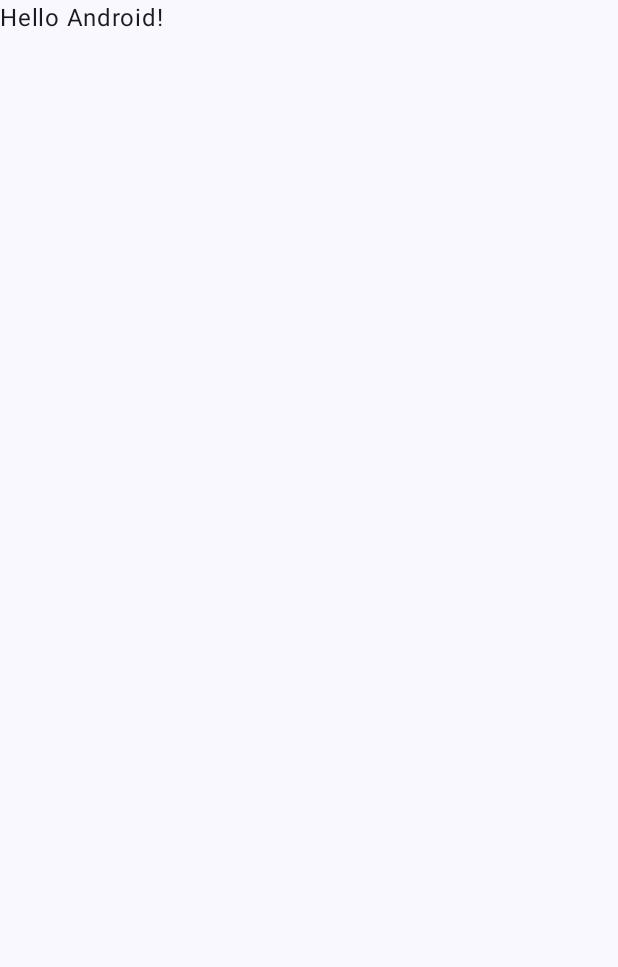
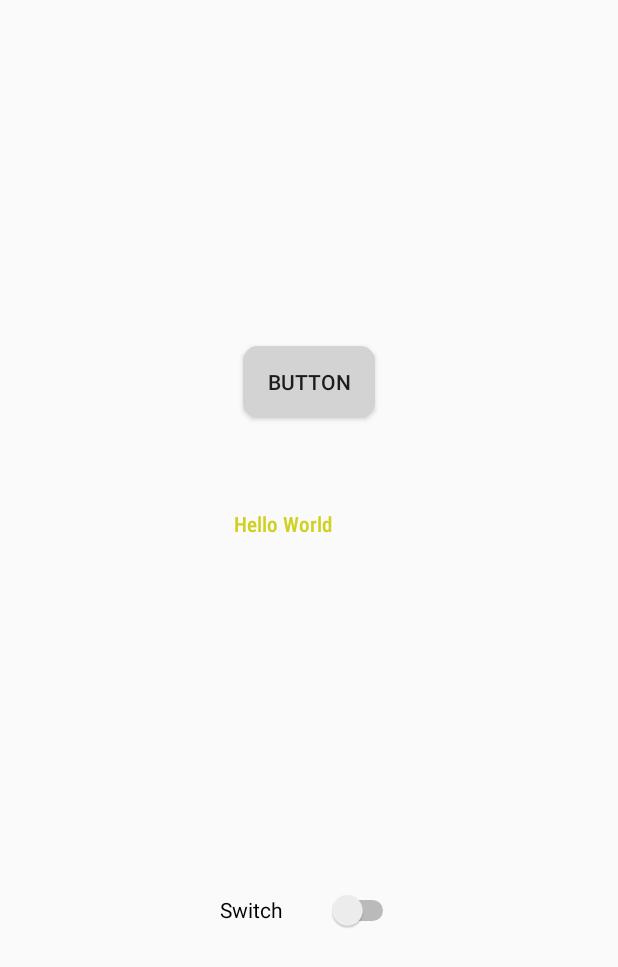
Before and after one commit to Am1n1602/Quizzro, an Android app built with Jetpack Compose: the screen it shows after launch (MainActivity), on a phone screen of 412 x 824 dp. Before the commit the part shown is almost empty. Shown: the top 967 px of the screen. Run offline under Robolectric (Android 15) with nearby library versions, the phone set to English and light mode, and no system bars.

Commit message:
Tinkering around

```diff
--- a/app/build.gradle.kts
+++ b/app/build.gradle.kts
@@ -49,6 +49,7 @@ dependencies {
     implementation(libs.androidx.ui.graphics)
     implementation(libs.androidx.ui.tooling.preview)
     implementation(libs.androidx.material3)
+    implementation(libs.androidx.constraintlayout)
     testImplementation(libs.junit)
     androidTestImplementation(libs.androidx.junit)
     androidTestImplementation(libs.androidx.espresso.core)
--- a/app/src/main/java/com/example/quizzro/MainActivity.kt
+++ b/app/src/main/java/com/example/quizzro/MainActivity.kt
@@ -16,32 +16,6 @@ import com.example.quizzro.ui.theme.QuizzroTheme
 class MainActivity : ComponentActivity() {
     override fun onCreate(savedInstanceState: Bundle?) {
         super.onCreate(savedInstanceState)
-        enableEdgeToEdge()
-        setContent {
-            QuizzroTheme {
-                Scaffold(modifier = Modifier.fillMaxSize()) { innerPadding ->
-                    Greeting(
-                        name = "Android",
-                        modifier = Modifier.padding(innerPadding)
-                    )
-                }
-            }
-        }
+        setContentView(R.layout.activity_main)
     }
 }
-
-@Composable
-fun Greeting(name: String, modifier: Modifier = Modifier) {
-    Text(
-        text = "Hello $name!",
-        modifier = modifier
-    )
-}
-
-@Preview(showBackground = true)
-@Composable
-fun GreetingPreview() {
-    QuizzroTheme {
-        Greeting("Android")
-    }
-}
--- /dev/null
+++ b/app/src/main/res/drawable/round_button.xml
@@ -0,0 +1,5 @@
+<?xml version="1.0" encoding="utf-8"?>
+<shape xmlns:android="http://schemas.android.com/apk/res/android" android:shape="rectangle">
+    <solid android:color="@color/round_button_color" />
+    <corners android:radius="10dp" />
+</shape>
--- /dev/null
+++ b/app/src/main/res/layout/activity_main.xml
@@ -0,0 +1,58 @@
+<?xml version="1.0" encoding="utf-8"?>
+<androidx.constraintlayout.widget.ConstraintLayout xmlns:android="http://schemas.android.com/apk/res/android"
+    xmlns:app="http://schemas.android.com/apk/res-auto"
+    xmlns:tools="http://schemas.android.com/tools"
+    android:id="@+id/ConstraintLayout"
+    android:layout_width="match_parent"
+    android:layout_height="match_parent">
+
+    <TextView
+        android:id="@+id/textView2"
+        android:layout_width="100dp"
+        android:layout_height="50dp"
+        android:fontFamily="sans-serif-condensed"
+        android:shadowColor="#891313"
+        android:text="Hello World"
+        android:textColor="#D0D01E"
+        android:textFontWeight="600"
+        app:layout_constraintBottom_toBottomOf="parent"
+        app:layout_constraintEnd_toEndOf="parent"
+        app:layout_constraintStart_toStartOf="parent"
+        app:layout_constraintTop_toTopOf="parent"
+        app:layout_constraintVertical_bias="0.438" />
+
+    <ImageView
+        android:id="@+id/imageView"
+        android:visibility="visible"
+        android:layout_width="wrap_content"
+        android:layout_height="wrap_content"
+        app:layout_constraintBottom_toTopOf="@+id/textView2"
+        app:layout_constraintEnd_toEndOf="parent"
+        app:layout_constraintStart_toStartOf="parent"
+        app:layout_constraintTop_toTopOf="parent"
+        tools:src="@tools:sample/avatars" />
+
+    <Switch
+        android:id="@+id/switch1"
+        android:layout_width="119dp"
+        android:layout_height="92dp"
+        android:text="Switch"
+        app:layout_constraintBottom_toBottomOf="parent"
+        app:layout_constraintEnd_toEndOf="parent"
+        app:layout_constraintStart_toStartOf="parent"
+        app:layout_constraintTop_toBottomOf="@+id/textView2" />
+
+    <Button
+        android:id="@+id/button"
+        android:layout_width="wrap_content"
+        android:layout_height="wrap_content"
+        android:text="Button"
+        android:background="@drawable/round_button"
+        android:padding="10dp"
+        android:layout_margin="10dp"
+        android:layout_gravity="center"
+        app:layout_constraintBottom_toTopOf="@+id/textView2"
+        app:layout_constraintEnd_toEndOf="parent"
+        app:layout_constraintStart_toStartOf="parent"
+        app:layout_constraintTop_toBottomOf="@+id/imageView" />
+</androidx.constraintlayout.widget.ConstraintLayout>
--- a/app/src/main/res/values/colors.xml
+++ b/app/src/main/res/values/colors.xml
@@ -7,4 +7,5 @@
     <color name="teal_700">#FF018786</color>
     <color name="black">#FF000000</color>
     <color name="white">#FFFFFFFF</color>
+    <color name="round_button_color">#D3D3D3</color>
 </resources>
--- a/app/src/main/res/values/themes.xml
+++ b/app/src/main/res/values/themes.xml
@@ -1,5 +1,5 @@
 <?xml version="1.0" encoding="utf-8"?>
 <resources>
 
-    <style name="Theme.Quizzro" parent="android:Theme.Material.Light.NoActionBar" />
+    <style name="Theme.Quizzro" parent="Theme.AppCompat.DayNight.DarkActionBar" />
 </resources>
--- a/gradle/libs.versions.toml
+++ b/gradle/libs.versions.toml
@@ -8,6 +8,7 @@ espressoCore = "3.6.1"
 lifecycleRuntimeKtx = "2.8.7"
 activityCompose = "1.10.1"
 composeBom = "2024.09.00"
+constraintlayout = "2.2.1"
 
 [libraries]
 androidx-core-ktx = { group = "androidx.core", name = "core-ktx", version.ref = "coreKtx" }
@@ -24,6 +25,7 @@ androidx-ui-tooling-preview = { group = "androidx.compose.ui", name = "ui-toolin
 androidx-ui-test-manifest = { group = "androidx.compose.ui", name = "ui-test-manifest" }
 androidx-ui-test-junit4 = { group = "androidx.compose.ui", name = "ui-test-junit4" }
 androidx-material3 = { group = "androidx.compose.material3", name = "material3" }
+androidx-constraintlayout = { group = "androidx.constraintlayout", name = "constraintlayout", version.ref = "constraintlayout" }
 
 [plugins]
 android-application = { id = "com.android.application", version.ref = "agp" }
```
